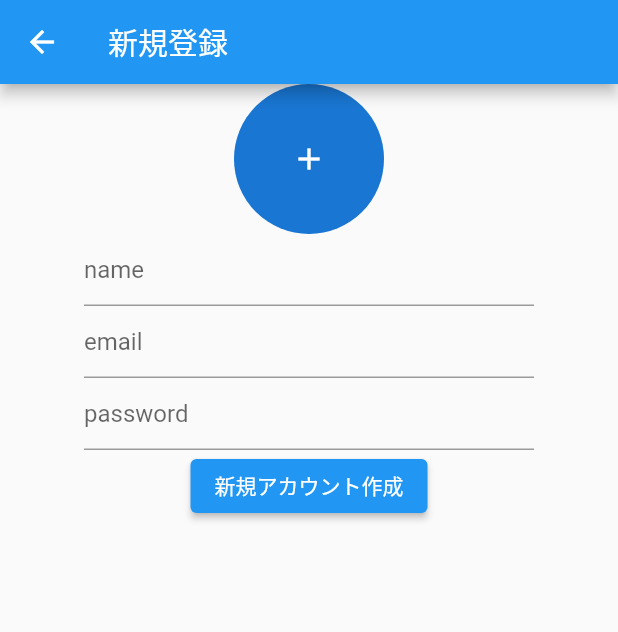
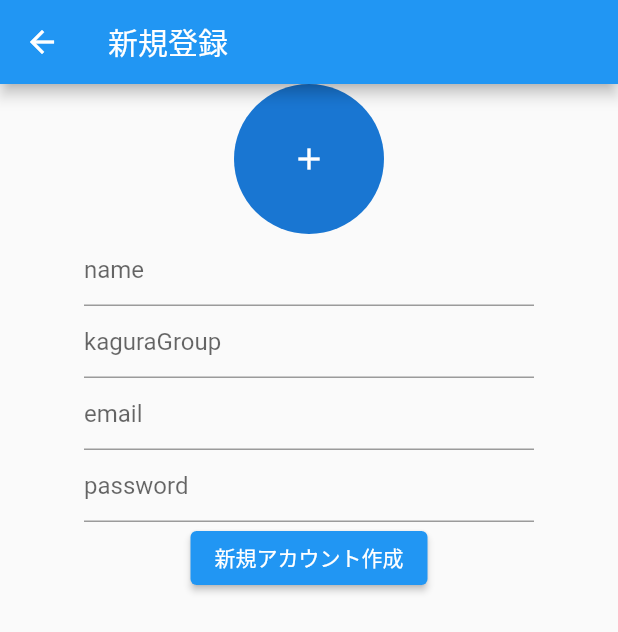
Before and after one commit to tomoki1590/Kagura, a Flutter app: the AccountTab screen opened directly, after a tap on "退会", after a tap on "新規登録", on a phone screen of 412 x 824 dp. Shown: the top 632 px of the screen. Run offline on Flutter 3.47's test engine with Material 2 defaults, Android fonts, the phone set to English and light mode, and no system bars; our stand-ins replace cloud_firestore, firebase_auth, firebase_core, firebase_storage, flutter_riverpod, flutter_signin_button and 4 more; accounts and stored records are empty; network calls fail.

Commit message:
チャットルーム作成、グループ作成

```diff
--- a/lib/screen/account/sign_up.dart
+++ b/lib/screen/account/sign_up.dart
@@ -19,6 +19,7 @@ class _SignUpState extends State<SignUp> {
   TextEditingController emailController = TextEditingController();
   TextEditingController passwordController = TextEditingController();
   TextEditingController nameController = TextEditingController();
+  TextEditingController kaguraGroupController = TextEditingController();
   TextEditingController uidController = TextEditingController();
   File? image;
 
@@ -56,6 +57,13 @@ class _SignUpState extends State<SignUp> {
             SizedBox(
               width: 300,
               child: TextField(
+                controller: kaguraGroupController,
+                decoration: const InputDecoration(hintText: 'kaguraGroup'),
+              ),
+            ),
+            SizedBox(
+              width: 300,
+              child: TextField(
                 controller: emailController,
                 decoration: const InputDecoration(hintText: 'email'),
               ),
@@ -70,6 +78,7 @@ class _SignUpState extends State<SignUp> {
             ElevatedButton(
                 onPressed: () async {
                   if (nameController.text.isNotEmpty &&
+                      kaguraGroupController.text.isNotEmpty &&
                       emailController.text.isNotEmpty &&
                       passwordController.text.isNotEmpty &&
                       image != null) {
@@ -82,6 +91,7 @@ class _SignUpState extends State<SignUp> {
                       Account newAccount = Account(
                         id: result.user!.uid,
                         name: nameController.text,
+                        kaguraGroup: kaguraGroupController.text,
                         imagePath: imagepath,
                       );
                       var results = await UserFireStore.setUser(newAccount);
--- a/lib/screen/homeScreenkind/account_tab.dart
+++ b/lib/screen/homeScreenkind/account_tab.dart
@@ -20,7 +20,7 @@ class _AccountTabState extends State<AccountTab> {
         child: Column(
           children: [
             Container(
-              color: Colors.white,
+              color: Colors.brown,
               height: 200,
               child: Column(
                 children: [
@@ -30,21 +30,24 @@ class _AccountTabState extends State<AccountTab> {
                         radius: 50,
                         foregroundImage: NetworkImage(myAccountPage.imagePath),
                       ),
+                      Text('名前:'),
+                      Text(myAccountPage.name),
                     ],
                   ),
-                  SizedBox(
-                      width: 200, height: 50, child: Text(myAccountPage.name)),
+                  Row(
+                    children: [Text('所属神楽団:'), Text(myAccountPage.kaguraGroup)],
+                  ),
                 ],
               ),
             ),
             const ListTile(
-              title: Text("所属神楽団"),
+              title: Text(""),
             ),
             const ListTile(
               title: Text("data"),
             ),
             ElevatedButton(
-                child: Text("退会"),
+                child: const Text("退会"),
                 onPressed: () {
                   Authentication.logOut();
                   Navigator.pushReplacement(context,
--- a/lib/screen/homeScreenkind/kagura_tab.dart
+++ b/lib/screen/homeScreenkind/kagura_tab.dart
@@ -30,6 +30,7 @@ class _KaguraTabState extends State<KaguraTab> {
                 ],
               ),
             ),
+            Text('data'),
             Card(
               elevation: 4,
               margin: EdgeInsets.zero,
@@ -59,10 +60,7 @@ class _KaguraTabState extends State<KaguraTab> {
                 SizedBox(
                   height: 300,
                   width: 300,
-                  child: ElevatedButton(
-                    onPressed: () {},
-                    child: Container(),
-                  ),
+                  child: Container(),
                 ),
                 Image.network(
                   "https://pbs.twimg.com/media/Dt5OowNU0AAznML?format=jpg&name=large",
--- a/lib/screen/home_screen.dart
+++ b/lib/screen/home_screen.dart
@@ -4,7 +4,7 @@ import 'package:sliver_appbar/screen/homeScreenkind/serch_tab.dart';
 import 'package:sliver_appbar/screen/kagura_add.dart';
 
 import 'homeScreenkind/account_tab.dart';
-import 'homeScreenkind/chat_tab.dart';
+import 'homeScreenkind/chat/chat_tab.dart';
 
 class HomeScreen extends StatefulWidget {
   const HomeScreen({Key? key}) : super(key: key);
@@ -19,7 +19,7 @@ class _HomeScreenState extends State<HomeScreen> {
     const KaguraTab(),
     KaguraAdd(),
     const SearchTab(),
-    const ChatTab(),
+    const ChatTab(['name']),
     const AccountTab()
   ];
 
--- a/lib/utils/account.dart
+++ b/lib/utils/account.dart
@@ -3,12 +3,14 @@ import 'package:cloud_firestore/cloud_firestore.dart';
 class Account {
   String id;
   String name;
+  String kaguraGroup;
   String imagePath;
   Timestamp? createdTime;
   Timestamp? updateTime;
   Account(
       {required this.id,
       required this.name,
+      required this.kaguraGroup,
       required this.imagePath,
       this.createdTime,
       this.updateTime});
--- /dev/null
+++ b/lib/utils/firestore/chat.dart
@@ -0,0 +1,6 @@
+import 'package:cloud_firestore/cloud_firestore.dart';
+
+class ChatFire {
+  static final firebaseChat = FirebaseFirestore.instance;
+  static final CollectionReference chat = firebaseChat.collection('chat');
+}
--- a/lib/utils/firestore/users.dart
+++ b/lib/utils/firestore/users.dart
@@ -10,6 +10,7 @@ class UserFireStore {
   static Future<dynamic> setUser(Account newAccount) async {
     try {
       await userdata.doc(newAccount.id).set({
+        'kaguraGroup': newAccount.kaguraGroup,
         'name': newAccount.name,
         'imagePath': newAccount.imagePath,
         'createdTime': Timestamp.now(),
@@ -31,6 +32,7 @@ class UserFireStore {
       Account myAccount = Account(
         id: uid,
         name: data['name'],
+        kaguraGroup: data['kaguraGroup'],
         imagePath: data['imagePath'],
         createdTime: data['createdTime'],
         updateTime: data['updateTime'],
--- a/pubspec.yaml
+++ b/pubspec.yaml
@@ -54,6 +54,7 @@ dependencies:
   video_player: ^2.3.0
   chewie: ^1.3.0
   path_provider: ^2.0.9
+  flutter_chat_ui: ^1.5.5
 
 
 dev_dependencies:
```
Also changed, not shown: lib/screen/homeScreenkind/chat/addd_chat_rooom.dart (added, +87 -0 lines), lib/screen/homeScreenkind/chat/chat_tab.dart (added, +69 -0 lines), lib/screen/homeScreenkind/chat/talk_page.dart (added, +15 -0 lines), lib/screen/homeScreenkind/chat_tab.dart (deleted, +0 -14 lines), lib/screen/homeScreenkind/serch_tab.dart (+15 -1 lines), pubspec.lock, 1 other file.
